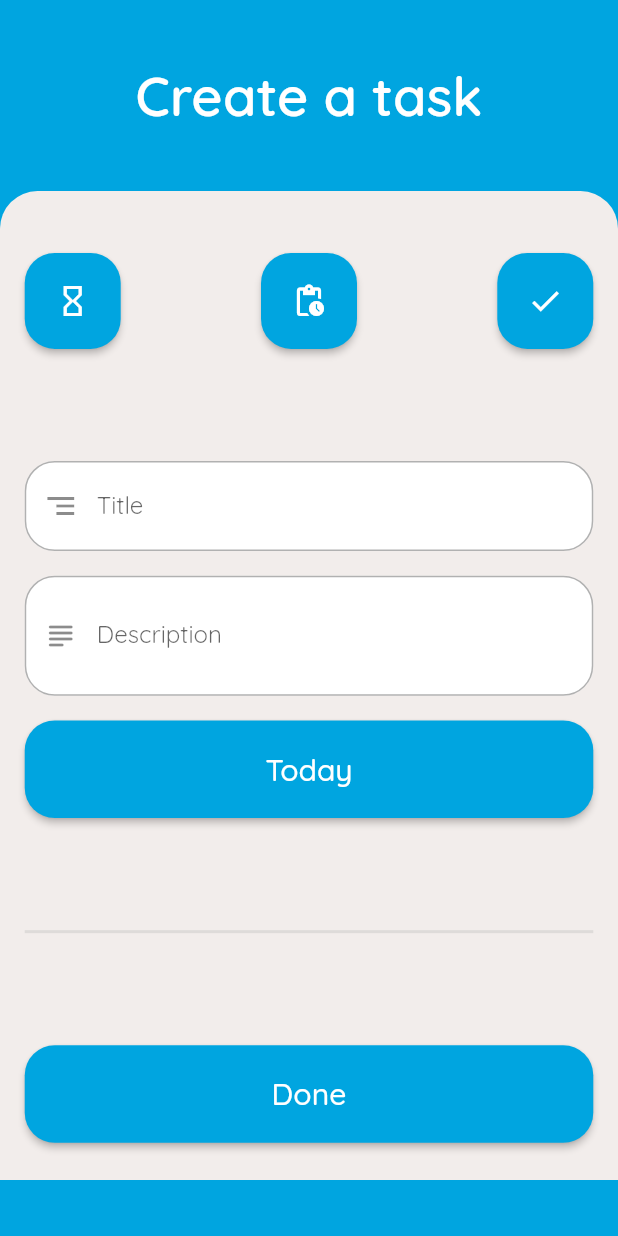
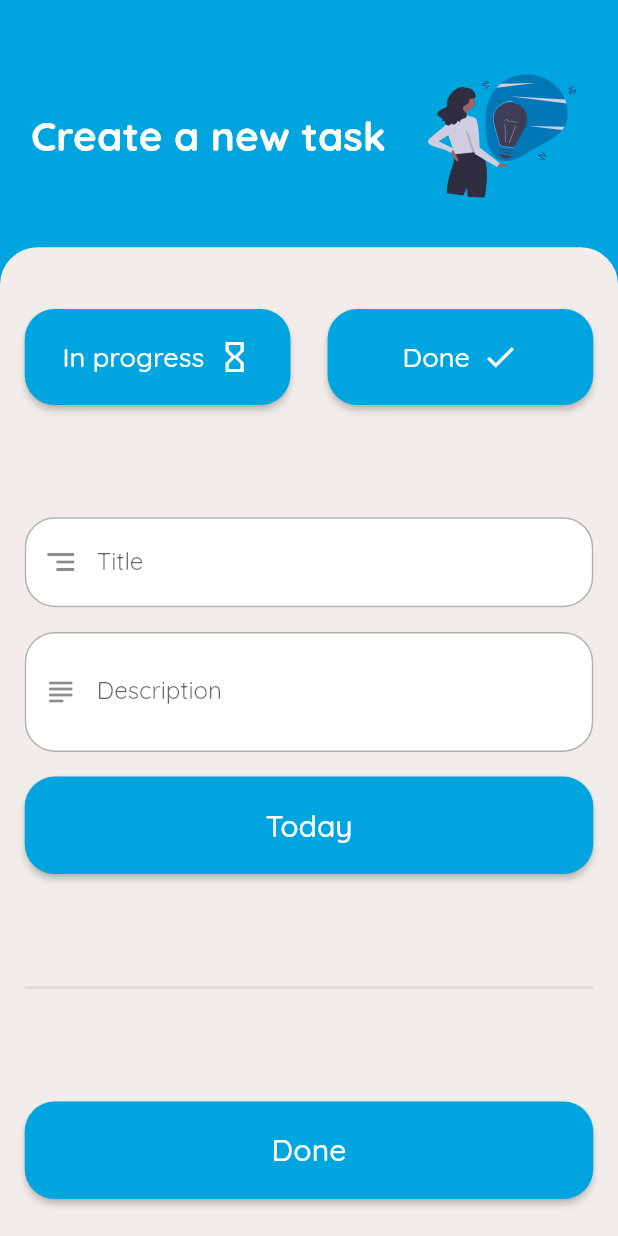
Before and after one commit to thierryoliveira/taskfy_app, a Flutter app: the AddTaskPage screen opened by its route, on a phone screen of 412 x 824 dp. Run offline on Flutter 3.47's test engine with Material 2 defaults, Android fonts, the phone set to English and light mode, and no system bars; our stand-ins replace dio, flutter_datetime_picker, flutter_svg, font_awesome_flutter, get, get_storage and 3 more; accounts and stored records are empty.

Commit message:
fix(tasks): add state management task item after make task done

```diff
--- a/lib/app/data/providers/auth/auth_provider.dart
+++ b/lib/app/data/providers/auth/auth_provider.dart
@@ -23,7 +23,7 @@ class AuthApiClient {
         result.success = true;
       }
     } on DioError catch (e) {
-        result.message = e.error.osError.message;
+        result.message = e.response.data['message'];
     }
     return result;
   }
--- a/lib/app/modules/task/controllers/task_controller.dart
+++ b/lib/app/modules/task/controllers/task_controller.dart
@@ -11,7 +11,7 @@ import 'package:todo_app/app/global/colors.dart';
 
 class TaskController extends GetxController {
   @override
-  void onInit() {
+  Future<void> onInit() async {
     _storage = GetStorage();
     this._token = _storage.read('accessToken');
     fillStatusList();
@@ -21,6 +21,14 @@ class TaskController extends GetxController {
   GetStorage _storage;
 
   String _token;
+
+
+  final _filteredTasks = <Task>[].obs;
+  get filteredTasks => this._filteredTasks;
+  set filteredTasks(value) => this._filteredTasks.value = value;
+
+
+  bool isFiltering = false;
 
   final List<TaskStatus> statusList = <TaskStatus>[];
 
@@ -89,8 +97,6 @@ class TaskController extends GetxController {
 
     var result = await repository.updateTaskStatus(task, this._token);
     if (result.success) {
-// TODO: RELOAD TASKS AFTER COMPLETE ONE
-      await getAll();
       Get.snackbar(
         "Well done!",
         "Task completed",
@@ -115,8 +121,11 @@ class TaskController extends GetxController {
     dto.dateTime = formatDateAndTime();
     var result = await repository.createTask(dto, this._token);
 
+    if(selectedFilterStatus == TaskStatus.DONE)
+      completeTask(result.id);
+
     if (result.title != null && result.title.isNotEmpty) {
-      getAll();
+        getAll();
       Get.offAndToNamed('/tasks');
     }
 
@@ -203,4 +212,21 @@ class TaskController extends GetxController {
       }
     }
   }
+
+  filterTasks(String text) {
+    if(text.length >= 3){
+      this.filteredTasks = this.taskList.where((task) => task.title.toLowerCase().contains(text).toLowerCase() || task.description.toLowerCase().contains(text).toLowerCase());
+      isFiltering = true;
+    } else if (this.filteredTasks.length != this.taskList.length) {
+      removeTaskFilters();
+    }
+  }
+
+  removeTaskFilters() {
+    this.filteredTasks = this.taskList;
+  }
+
+  bool checkIfTaskIsDone(int taskIndex) {
+    return this.taskList[taskIndex].status == 'DONE';
+  }
 }
--- a/lib/app/modules/task/views/addtask_view.dart
+++ b/lib/app/modules/task/views/addtask_view.dart
@@ -1,5 +1,6 @@
 import 'package:flutter/material.dart';
 import 'package:flutter_datetime_picker/flutter_datetime_picker.dart';
+import 'package:flutter_svg/svg.dart';
 import 'package:get/get.dart';
 import 'package:todo_app/app/data/model/enums/task-status.enum.dart';
 import 'package:todo_app/app/global/colors.dart';
@@ -22,26 +23,33 @@ class AddTaskPage extends GetView<TaskController> {
 
     return Scaffold(
         backgroundColor: kPrimaryColor,
-        body: SafeArea(
-          child: SingleChildScrollView(
+        body: SingleChildScrollView(
                       child: Container(
-              padding: EdgeInsets.only(top: height * 0.05),
+                        height: height,
+                        padding: EdgeInsets.only(top: height * 0.06),
               width: width,
               child: Column(
                 mainAxisAlignment: MainAxisAlignment.spaceBetween,
                 crossAxisAlignment: CrossAxisAlignment.center,
                 children: [
-                  Text(
-                    'Create a task',
-                    style: TextStyle(
-                        color: Colors.white,
-                        fontSize: 36,
-                        fontWeight: FontWeight.w600),
-                    textAlign: TextAlign.center,
+                  Row(
+                    children: [
+                      Padding(
+                        padding: EdgeInsets.only(left: width * 0.05),
+                        child: Text('Create a new task', style: TextStyle(color: Colors.white, fontSize: 27, fontWeight: FontWeight.bold),),
+                      ),
+                      Expanded(
+                                              child: Container(
+                          alignment: Alignment.centerRight,
+                                    padding: EdgeInsets.zero,
+                                    height: size.height * 0.1,
+                                    child: SvgPicture.asset('assets/new_idea.svg')),
+                      ),
+                    ],
                   ),
                   Container(
                     height: size.height * 0.8,
-                    margin: EdgeInsets.only(top: size.height * 0.05),
+                    margin: EdgeInsets.only(top: size.height * 0.00),
                     padding: EdgeInsets.fromLTRB(
                         width * 0.04, height * 0.05, width * 0.04, height * 0.03),
                     width: size.width,
@@ -58,6 +66,7 @@ class AddTaskPage extends GetView<TaskController> {
                           children: [
                             Obx(() => ElevatedButton(
                                 style: ElevatedButton.styleFrom(
+                                  minimumSize: Size(width * 0.43, 0),
                                     // minimumSize: Size(size.width * 0.23, 0),
                                     primary: controller.openStatusColor,
                                     padding: EdgeInsets.all(20),
@@ -68,22 +77,33 @@ class AddTaskPage extends GetView<TaskController> {
                                   controller
                                       .changeSelectedFilter(TaskStatus.OPEN);
                                 },
-                                child: Icon(Icons.hourglass_empty))),
+                                child: Row(
+                                  mainAxisAlignment: MainAxisAlignment.spaceBetween,
+                                  children: [
+                                    Padding(
+                                      padding: EdgeInsets.only(right: width * 0.02),
+                                      child: Text('In progress', style: TextStyle(fontSize: 18),),
+                                    ),
+                                    Icon(Icons.hourglass_empty),
+                                  ],
+                                ))),
+                            // Obx(() => ElevatedButton(
+                            //     style: ElevatedButton.styleFrom(
+                            //         // minimumSize: Size(size.width * 0.23, 0),
+                            //         primary: controller.inProgressStatusColor,
+                            //         padding: EdgeInsets.all(20),
+                            //         shape: RoundedRectangleBorder(
+                            //             borderRadius: BorderRadius.all(
+                            //                 Radius.circular(20)))),
+                            //     onPressed: () {
+                            //       controller.changeSelectedFilter(
+                            //           TaskStatus.IN_PROGRESS);
+                            //     },
+                            //     child: Icon(Icons.pending_actions))),
                             Obx(() => ElevatedButton(
                                 style: ElevatedButton.styleFrom(
-                                    // minimumSize: Size(size.width * 0.23, 0),
-                                    primary: controller.inProgressStatusColor,
-                                    padding: EdgeInsets.all(20),
-                                    shape: RoundedRectangleBorder(
-                                        borderRadius: BorderRadius.all(
-                                            Radius.circular(20)))),
-                                onPressed: () {
-                                  controller.changeSelectedFilter(
-                                      TaskStatus.IN_PROGRESS);
-                                },
-                                child: Icon(Icons.pending_actions))),
-                            Obx(() => ElevatedButton(
-                                style: ElevatedButton.styleFrom(
+                                  minimumSize: Size(width * 0.43, 0),
+
                                     // minimumSize: Size(size.width * 0.2, 0),
                                     primary: controller.doneStatusColor,
                                     padding: EdgeInsets.all(20),
@@ -94,7 +114,16 @@ class AddTaskPage extends GetView<TaskController> {
                                   controller
                                       .changeSelectedFilter(TaskStatus.DONE);
                                 },
-                                child: Icon(Icons.done))),
+                                child: Row(
+                                  mainAxisAlignment: MainAxisAlignment.spaceBetween,
+                                  children: [
+                                    Padding(
+                                      padding: EdgeInsets.only(right: width * 0.02),
+                                      child: Text('Done', style: TextStyle(fontSize: 18),),
+                                    ),
+                                    Icon(Icons.done),
+                                  ],
+                                ))),
                           ],
                         ),
                         Column(
@@ -209,7 +238,7 @@ class AddTaskPage extends GetView<TaskController> {
               ),
             ),
           ),
-        ));
+        );
   }
 
   List<DropdownMenuItem> returnDropdownItems() {
```
Also changed, not shown: lib/app/modules/task/views/tasks_view.dart (+28 -23 lines), lib/app/modules/task/views/widgets/task_item.dart (+25 -17 lines), assets/new_idea.svg (added).
